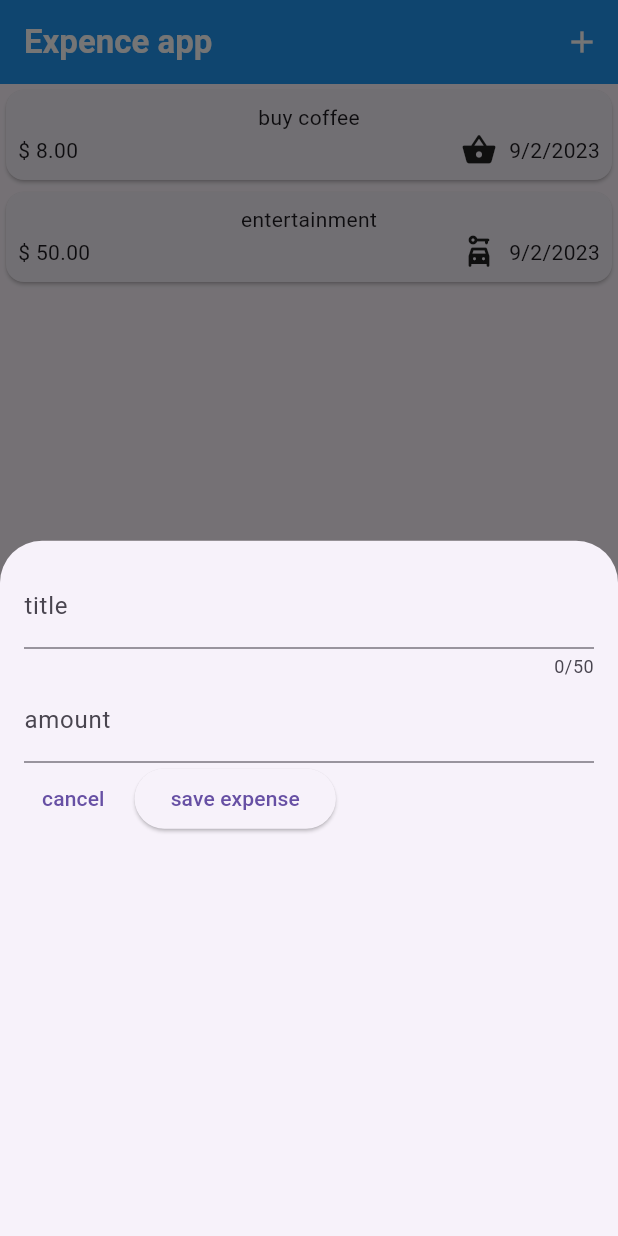
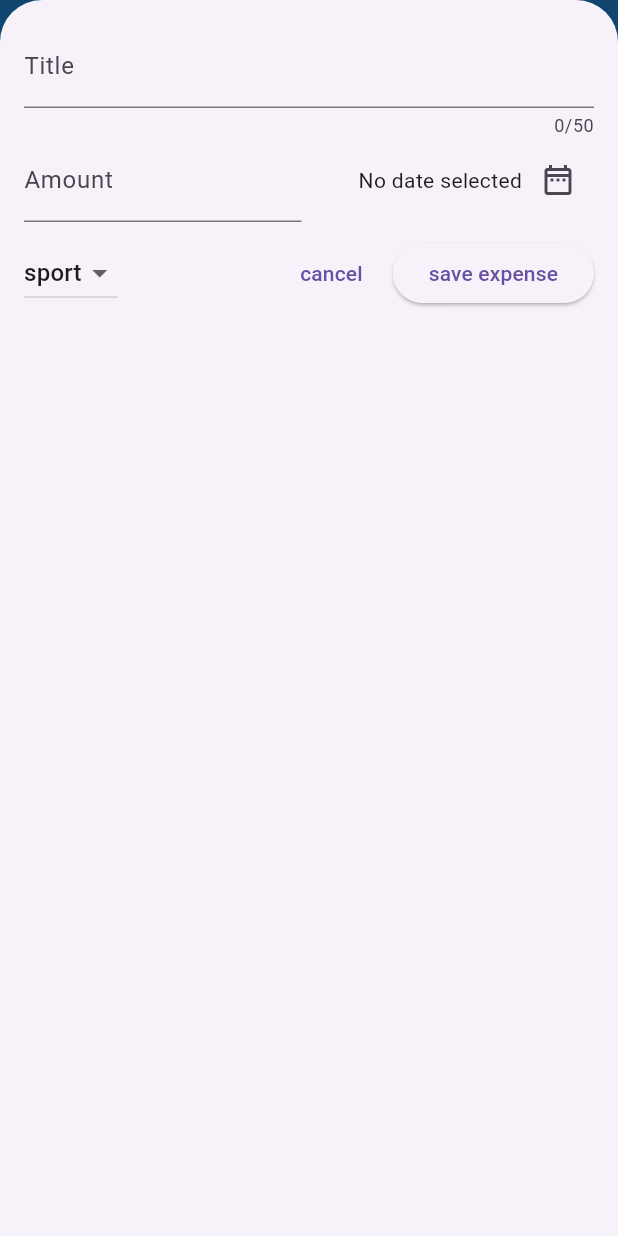
Before and after one commit to drkreza/udemy_expense_app, a Flutter app: the screen it shows after launch, after a tap on the "add" icon, on a phone screen of 412 x 824 dp. Run offline on Flutter 3.47's test engine with Material 2 defaults, Android fonts, the phone set to English and light mode, and no system bars.

Commit message:
DropDownButton, DatePicker, Snackbars

```diff
--- a/lib/widgets/expenses.dart
+++ b/lib/widgets/expenses.dart
@@ -26,9 +26,16 @@ class Expenses extends StatefulWidget {
 class _ExpensesState extends State<Expenses> {
   void _openAddExpenseOverlay() {
     showModalBottomSheet(
+      isScrollControlled: true,
       context: context,
-      builder: (ctx) => NewExpense(),
+      builder: (ctx) =>  NewExpense(onExpenseAdd: _addExpense),
     );
+  }
+
+  void _addExpense(Expense expense) {
+    setState(() {
+      widget._expensesList.add(expense);
+    });
   }
 
   @override
@@ -42,7 +49,10 @@ class _ExpensesState extends State<Expenses> {
         actions: [
           IconButton(
             onPressed: _openAddExpenseOverlay,
-            icon: const Icon(Icons.add,color: Colors.white,),
+            icon: const Icon(
+              Icons.add,
+              color: Colors.white,
+            ),
           ),
         ],
         backgroundColor: Colors.blue,
--- a/lib/widgets/new_expense.dart
+++ b/lib/widgets/new_expense.dart
@@ -1,7 +1,10 @@
 import 'package:flutter/material.dart';
+import 'package:udemy_expense_app/model/expense.dart';
 
 class NewExpense extends StatefulWidget {
-  const NewExpense({super.key});
+  NewExpense({super.key, required this.onExpenseAdd});
+
+  void Function(Expense expense) onExpenseAdd;
 
   @override
   State<NewExpense> createState() => _NewExpenseState();
@@ -15,12 +18,52 @@ class _NewExpenseState extends State<NewExpense> {
 
   final _titleController = TextEditingController();
   final _amountController = TextEditingController();
+  DateTime? _selectedDate;
+  Category _selectedCategory = Category.sport;
 
   @override
   void dispose() {
     _titleController.dispose();
     _amountController.dispose();
     super.dispose();
+  }
+
+  void _displayDatePicker() async {
+    final now = DateTime.now();
+    final firstDate = DateTime(now.year - 1, now.month, now.day);
+    final lastDate = now;
+    final pickedDate = await showDatePicker(
+        context: context,
+        initialDate: now,
+        firstDate: firstDate,
+        lastDate: lastDate);
+
+    setState(() {
+      _selectedDate = pickedDate;
+    });
+  }
+
+  void _saveExpense() {
+    widget.onExpenseAdd(Expense(
+        title: _titleController.text.trim(),
+        amount: double.tryParse(_amountController.text.trim())!,
+        date: _selectedDate!,
+        category: _selectedCategory));
+    Navigator.pop(context);
+
+    ScaffoldMessenger.of(context).showSnackBar(
+      SnackBar(
+        content: const Text('expense saved successfully'),
+        duration: const Duration(seconds: 3),
+        action: SnackBarAction(
+          label: 'Got it!',
+          onPressed: () {
+
+          },
+        ),
+      ),
+    );
+    return;
   }
 
   @override
@@ -35,19 +78,69 @@ class _NewExpenseState extends State<NewExpense> {
             maxLength: 50,
             // keyboardType: TextInputType.emailAddress,
             decoration: const InputDecoration(
-              label: Text('title'),
-            ),
-          ),
-          TextField(
-            controller: _amountController,
-            keyboardType: TextInputType.number,
-            decoration: const InputDecoration(
-              label: Text('amount'),
-              prefix: Text('\$ '),
+              label: Text('Title'),
             ),
           ),
           Row(
             children: [
+              Expanded(
+                child: TextField(
+                  controller: _amountController,
+                  keyboardType: const TextInputType.numberWithOptions(
+                    decimal: true,
+                  ),
+                  decoration: const InputDecoration(
+                    label: Text('Amount'),
+                    prefix: Text('\$ '),
+                  ),
+                ),
+              ),
+              const SizedBox(
+                width: 10.0,
+              ),
+              Expanded(
+                child: Row(
+                  mainAxisAlignment: MainAxisAlignment.end,
+                  crossAxisAlignment: CrossAxisAlignment.center,
+                  children: [
+                    Text(
+                      _selectedDate == null
+                          ? 'No date selected'
+                          : formatter.format(_selectedDate!),
+                    ),
+                    IconButton(
+                      onPressed: _displayDatePicker,
+                      icon: const Icon(Icons.date_range_outlined),
+                    ),
+                  ],
+                ),
+              )
+            ],
+          ),
+          const SizedBox(
+            height: 10.0,
+          ),
+          Row(
+            children: [
+              DropdownButton(
+                  value: _selectedCategory,
+                  items: Category.values
+                      .map(
+                        (category) => DropdownMenuItem(
+                          value: category,
+                          child: Text(category.name.toString()),
+                        ),
+                      )
+                      .toList(),
+                  onChanged: (value) {
+                    if (value == null) {
+                      return;
+                    }
+                    setState(() {
+                      _selectedCategory = value;
+                    });
+                  }),
+              const Spacer(),
               TextButton(
                 onPressed: () {
                   Navigator.pop(context);
@@ -58,10 +151,7 @@ class _NewExpenseState extends State<NewExpense> {
                 width: 8.0,
               ),
               ElevatedButton(
-                onPressed: () {
-                  print(_titleController.text);
-                  print(_amountController.text);
-                },
+                onPressed: _saveExpense,
                 child: const Text('save expense'),
               ),
             ],
```
